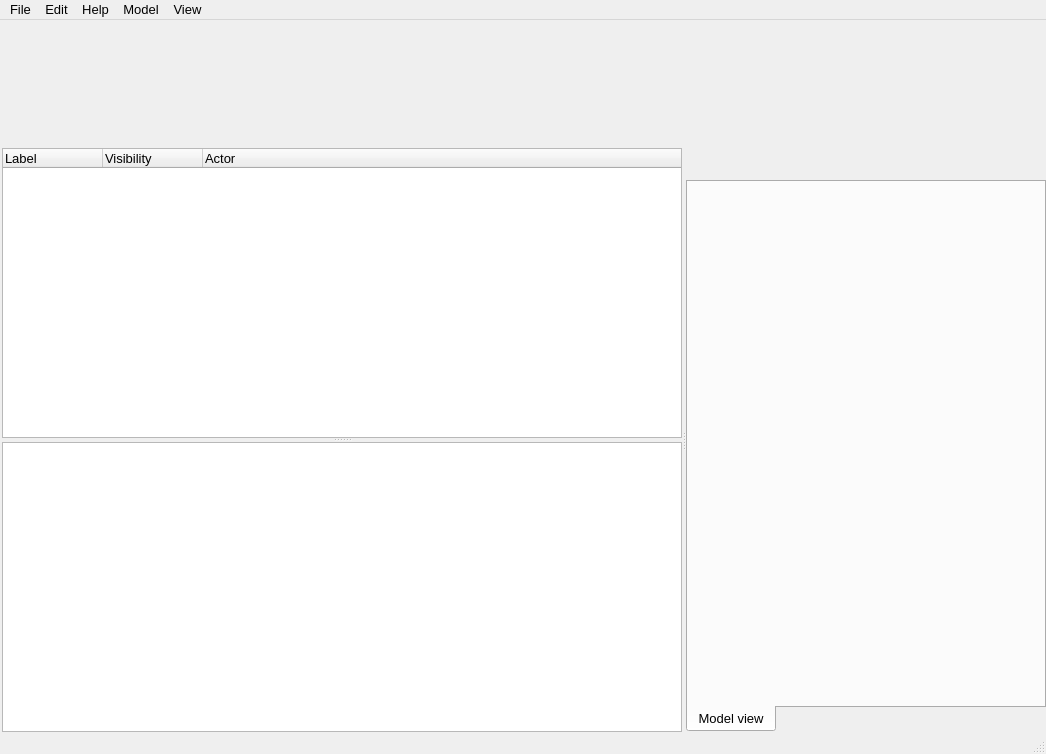
This is src/UserInterface/Forms/MainWindow.ui in PawelekPro/MeshGeneratingTool as Qt 5 draws it before an edit. The edited form follows.
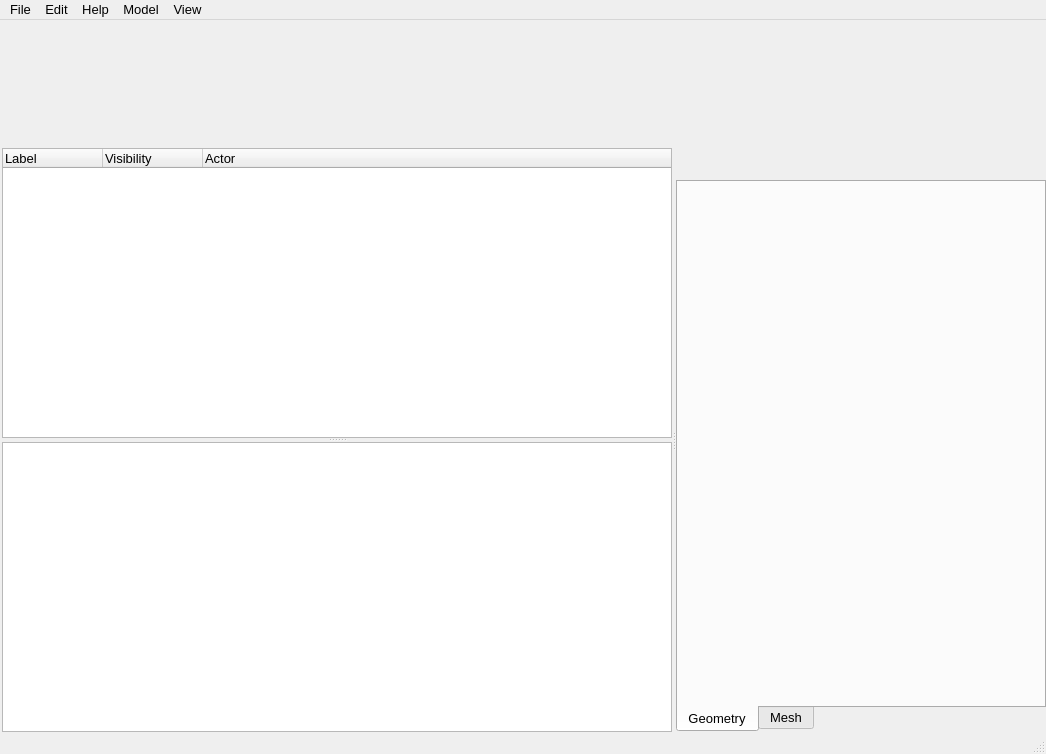
This is the edited form. The open tabs and pages were chosen to show the change. Icons and pictures are not drawn. Custom widgets are drawn as their Qt base class.

Commit message: add mesh tab for viewing mesh

The edit to the form file:
```diff
--- a/src/UserInterface/Forms/MainWindow.ui
+++ b/src/UserInterface/Forms/MainWindow.ui
@@ -319,7 +319,7 @@
           </property>
           <widget class="QWidget" name="modelView">
            <attribute name="title">
-            <string>Model view</string>
+            <string>Geometry</string>
            </attribute>
            <layout class="QGridLayout" name="gridLayout_4">
             <property name="leftMargin">
@@ -336,6 +336,11 @@
             </property>
            </layout>
           </widget>
+          <widget class="QWidget" name="meshView">
+           <attribute name="title">
+            <string>Mesh</string>
+           </attribute>
+          </widget>
          </widget>
         </item>
        </layout>
```
Left out of the diff: 3 changed lines with no effect on the pictures.
